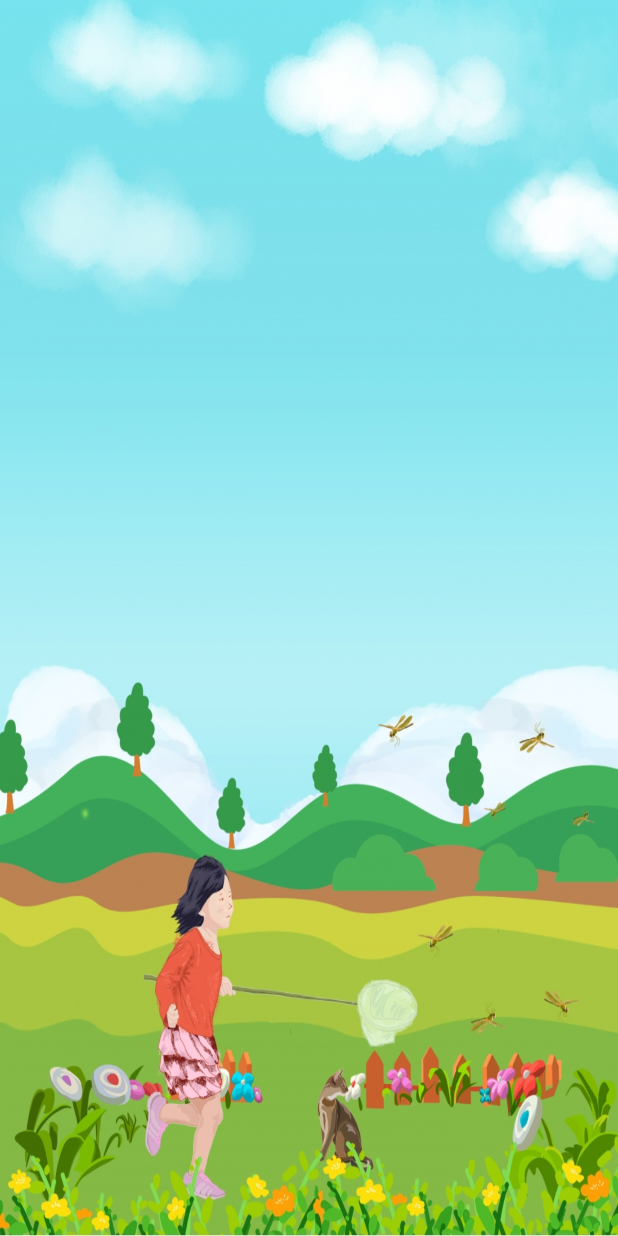
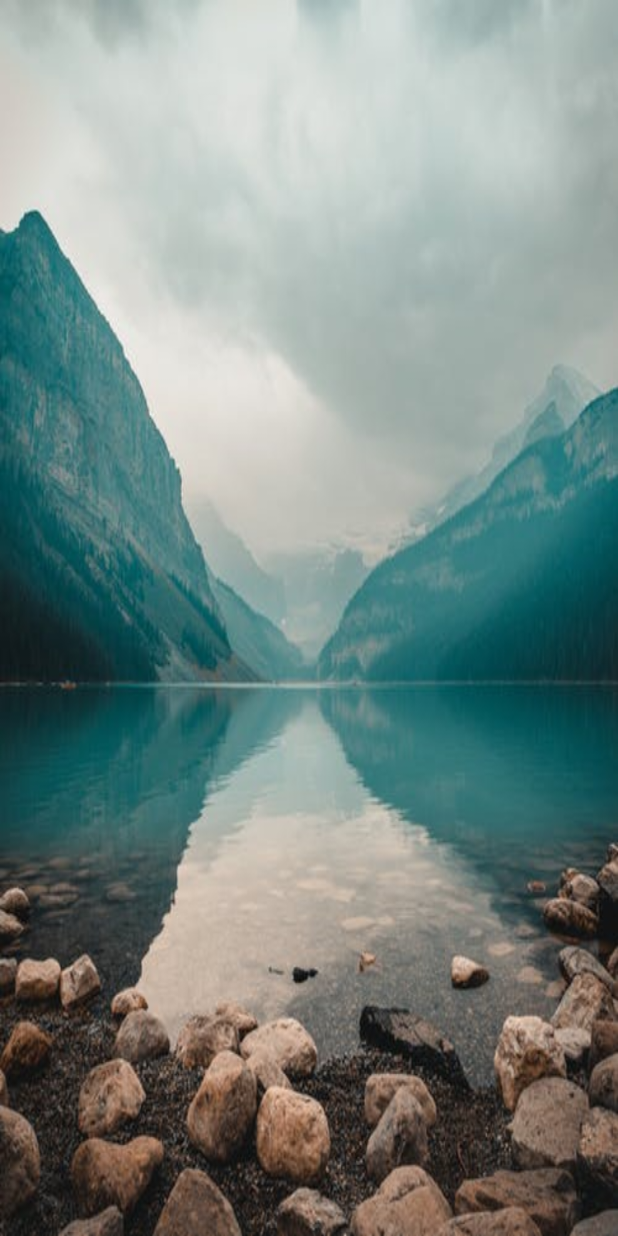
Before and after one commit to raveena69/Kids, an Android app: the NextActivity screen opened directly, with no data from a screen before it, on a phone screen of 412 x 824 dp. Run offline under Robolectric (Android 15) with nearby library versions, the light colour scheme and no system bars; Roboto replaces fonts that are not available here.

Commit message:
Update the activity_next.xml file

```diff
--- a/app/src/main/res/layout/activity_next.xml
+++ b/app/src/main/res/layout/activity_next.xml
@@ -3,7 +3,7 @@
     xmlns:tools="http://schemas.android.com/tools"
     android:layout_width="match_parent"
     android:layout_height="match_parent"
-    android:background="@drawable/story_back1"
+    android:background="@drawable/back_stories"
     android:padding="5dp"
     tools:context=".NextActivity">
 
```
Also changed, not shown: app/src/main/res/drawable/back_stories.png (added).
